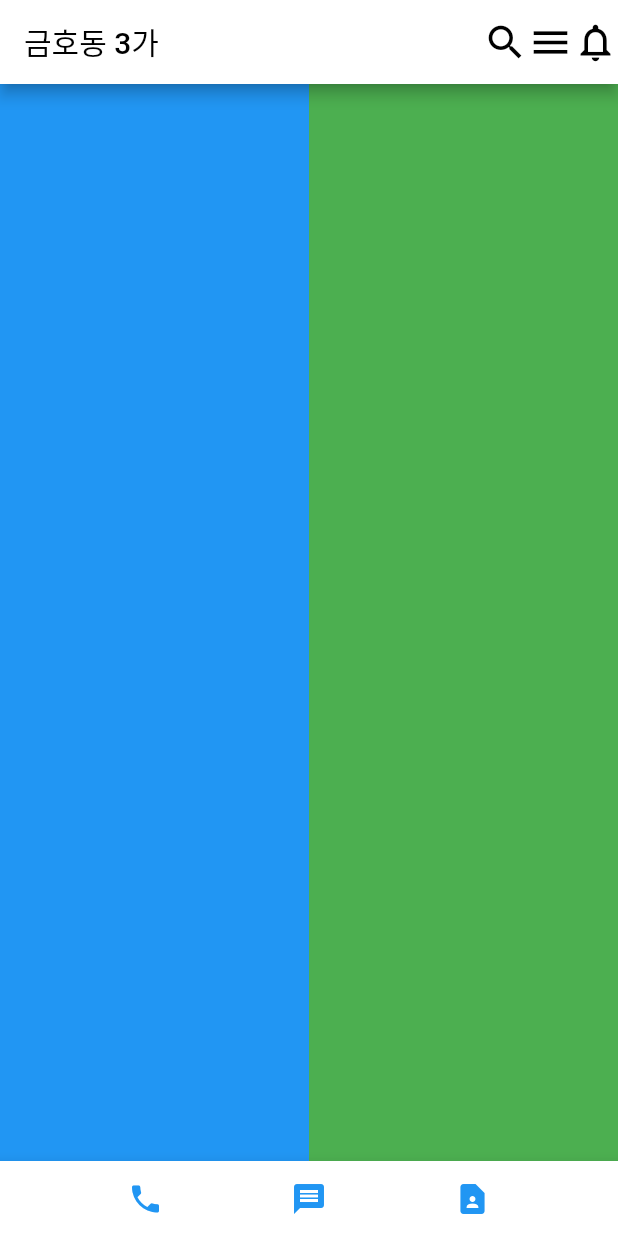
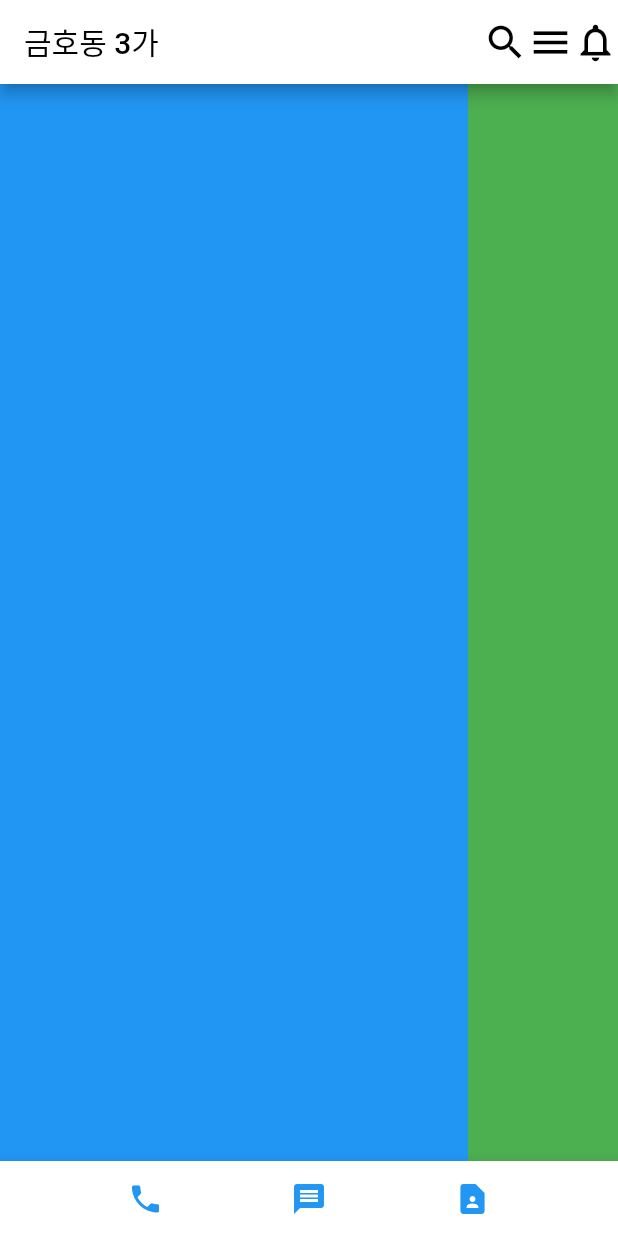
Before and after one commit to cks3066/Flutter_Contact, a Flutter app: the screen it shows after launch, on a phone screen of 412 x 824 dp. Run offline on Flutter 3.47's test engine with Material 2 defaults, Android fonts, the phone set to English and light mode, and no system bars.

Commit message:
feat: Expanded 이용
박스폭을 %로 주고 싶으면 Flexible
박스 하나 넓게 채우려면 Expanded

```diff
--- a/lib/main.dart
+++ b/lib/main.dart
@@ -31,8 +31,8 @@ class MyApp extends StatelessWidget {
         ),
         body: Row(
           children: [
-            Flexible(child: Container(color: Colors.blue), flex: 5,),
-            Flexible(child: Container(color: Colors.green), flex: 5,)
+            Expanded(child: Container(color: Colors.blue)),
+            Container(width: 100, color: Colors.green)
           ],
         ),
         bottomNavigationBar: BottomAppBar(
```
